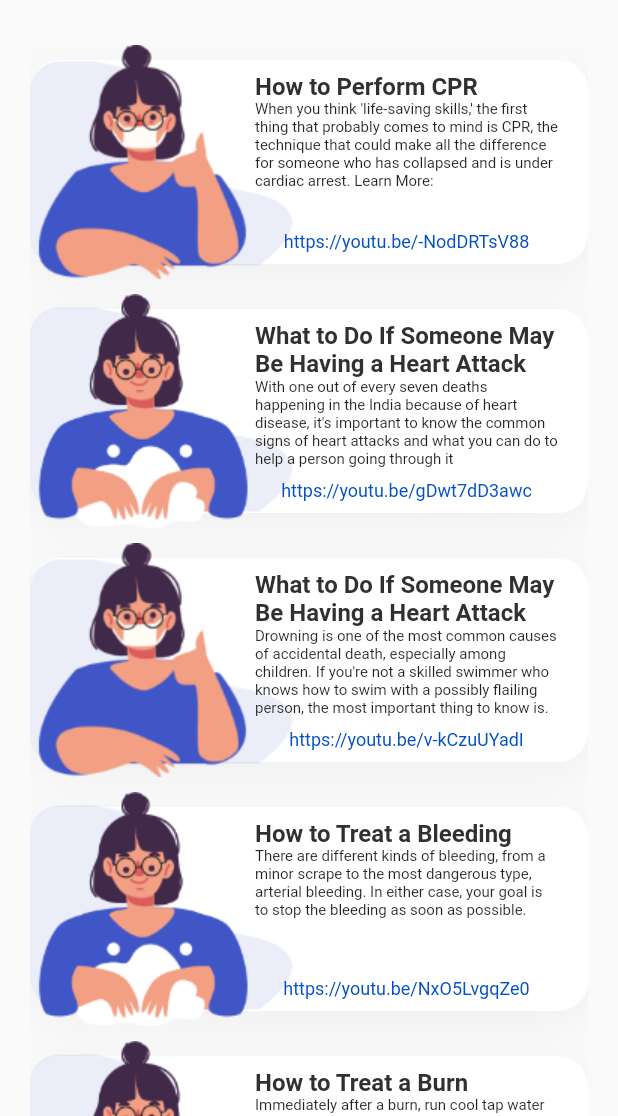
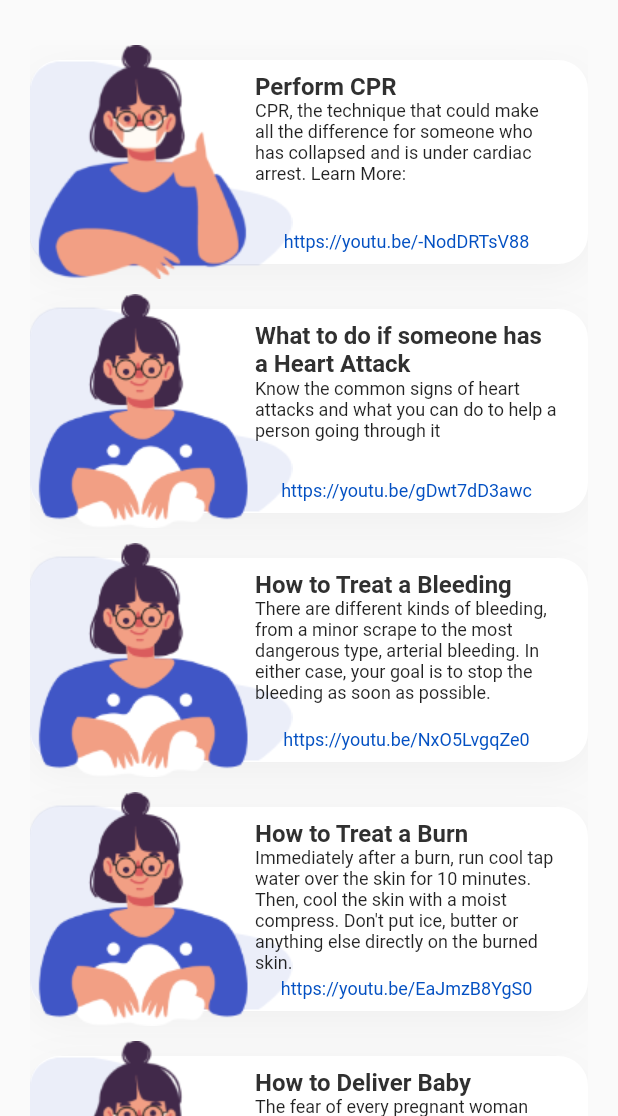
Before and after one commit to Spiral-Forge/MediStat, a Flutter app: the Guide screen opened directly, on a phone screen of 412 x 824 dp, the part 120-1236 px from its top. Run offline on Flutter 3.47's test engine with Material 2 defaults, Android fonts, the phone set to English and light mode, and no system bars; our stand-ins replace cloud_firestore, firebase_auth, flutter_rating_bar, flutter_spinkit, geolocator, google_maps_flutter and 3 more; missing offline and left inert: agora_rtc_engine, flutter_mailer; accounts and stored records are empty.

Commit message:
logo added, guide editted

```diff
--- a/lib/screens/guide/guide.dart
+++ b/lib/screens/guide/guide.dart
@@ -26,7 +26,6 @@
       offset = (controller.hasClients) ? controller.offset : 0;
     });
   }
-
 
   @override
   Widget build(BuildContext context) {
@@ -66,52 +65,53 @@
                                 child: ListView(children: [
                                   PreventCard(
                                     text:
-                                        "When you think 'life-saving skills,' the first thing that probably comes to mind is CPR, the technique that could make all the difference for someone who has collapsed and is under cardiac arrest. Learn More:",
-                                    link:"https://youtu.be/-NodDRTsV88",
+                                        "CPR, the technique that could make all the difference for someone who has collapsed and is under cardiac arrest. Learn More:",
+                                    link: "https://youtu.be/-NodDRTsV88",
                                     image: "assets/images/wear_mask.png",
-                                    title: "How to Perform CPR",
+                                    title: "Perform CPR",
                                   ),
                                   PreventCard(
                                       text:
-                                        "With one out of every seven deaths happening in the India because of heart disease, it's important to know the common signs of heart attacks and what you can do to help a person going through it",
+                                          "Know the common signs of heart attacks and what you can do to help a person going through it",
                                       image: "assets/images/wash_hands.png",
-                                    title: "What to Do If Someone May Be Having a Heart Attack",
-                                    link:"https://youtu.be/gDwt7dD3awc"
-                                  ),
-                                  PreventCard(
-                                    text:
-                                        "Drowning is one of the most common causes of accidental death, especially among children. If you're not a skilled swimmer who knows how to swim with a possibly flailing person, the most important thing to know is.",
-                                    image: "assets/images/wear_mask.png",
-                                    title: "What to Do If Someone May Be Having a Heart Attack",
-                                    link:"https://youtu.be/v-kCzuUYadI",
-                                  ),
+                                      title:
+                                          "What to do if someone has a Heart Attack",
+                                      link: "https://youtu.be/gDwt7dD3awc"),
+                                  // PreventCard(
+                                  //   text:
+                                  //       "Drowning is one of the most common causes of accidental death, especially among children. If you're not a skilled swimmer who knows how to swim with a possibly flailing person, the most important thing to know is.",
+                                  //   image: "assets/images/wear_mask.png",
+                                  //   title: "What to do in case of drowning",
+                                  //   link: "https://youtu.be/v-kCzuUYadI",
+                                  // ),
                                   PreventCard(
                                     text:
                                         "There are different kinds of bleeding, from a minor scrape to the most dangerous type, arterial bleeding. In either case, your goal is to stop the bleeding as soon as possible. ",
                                     image: "assets/images/wash_hands.png",
                                     title: "How to Treat a Bleeding",
-                                    link:"https://youtu.be/NxO5LvgqZe0",
+                                    link: "https://youtu.be/NxO5LvgqZe0",
                                   ),
                                   PreventCard(
                                     text:
                                         "Immediately after a burn, run cool tap water over the skin for 10 minutes. Then, cool the skin with a moist compress. Don't put ice, butter or anything else directly on the burned skin.",
                                     image: "assets/images/wash_hands.png",
                                     title: "How to Treat a Burn",
-                                    link:"https://youtu.be/EaJmzB8YgS0",
+                                    link: "https://youtu.be/EaJmzB8YgS0",
                                   ),
                                   PreventCard(
                                     text:
-                                        "The fear of every pregnant woman and her partner: Having to deliver the baby without help. This might not be a priority life skill for you if you don't often find yourself in the company of a pregnant lady, but one of the things about survival skills is you never know when you're going to need them",
+                                        "The fear of every pregnant woman and her partner: Having to deliver the baby without help.",
                                     image: "assets/images/wear_mask.png",
-                                    title: "How to Deliver Baby in a Car ",
-                                    link:"https://youtu.be/4pOSNcEOaTI",
+                                    title: "How to Deliver Baby",
+                                    link: "https://youtu.be/4pOSNcEOaTI",
                                   ),
                                   PreventCard(
                                     text:
-                                        "Usually it's best to leave a person who's hurt where they are until medical help comes. You should never move a person who might have a head, neck, or spinal injury. In other cases, however, you might need to move someone to a safer location. If you're not very strong or that person is heavier than you, here's how to lift that person.",
+                                        "Usually it's best to leave a person who's hurt where they are until medical help comes. You should never move a person who might have a head, neck, or spinal injury. However, you might need to move someone to a safer location. If you're not very strong or that person is heavier than you, here's how to lift that person.",
                                     image: "assets/images/wear_mask.png",
-                                    title: "How to Carry Someone Heavier Than You",
-                                    link:"https://youtu.be/U0yDJ0udMkg",
+                                    title:
+                                        "How to Carry Someone Heavier Than You",
+                                    link: "https://youtu.be/U0yDJ0udMkg",
                                   ),
                                   SizedBox(height: 50),
                                 ])))
@@ -127,13 +127,8 @@
   final String title;
   final String text;
   final String link;
-  const PreventCard({
-    Key key,
-    this.image,
-    this.title,
-    this.text,
-    this.link
-  }) : super(key: key);
+  const PreventCard({Key key, this.image, this.title, this.text, this.link})
+      : super(key: key);
 
   void urlLaunch(url) async {
     if (await canLaunch(url)) {
@@ -184,7 +179,6 @@
                         fontSize: 16,
                       ),
                     ),
-
                     Expanded(
                       child: Column(
                         children: [
@@ -194,18 +188,16 @@
                               maxLines: 8,
                               overflow: TextOverflow.ellipsis,
                               style: TextStyle(
-                                fontSize: 10,
+                                fontSize: 12,
                               ),
                             ),
                           ),
                           GestureDetector(
-                            onTap: ()=> urlLaunch(link),
+                            onTap: () => urlLaunch(link),
                             child: Text(
                               link,
                               style: TextStyle(
-                              fontSize: 12,
-                              color: AppColors.mediBlue
-                            ),
+                                  fontSize: 12, color: AppColors.mediBlue),
                             ),
                           ),
                         ],
```
Also changed, not shown: lib/screens/authenticate/loginUser.dart (+23 -6 lines), lib/screens/authenticate/onboard.dart (+17 -16 lines), lib/shared/drawer.dart (+14 -13 lines), assets/images/logo.png (added), pubspec.lock. Lines whose indentation alone changed are shown as unchanged.
